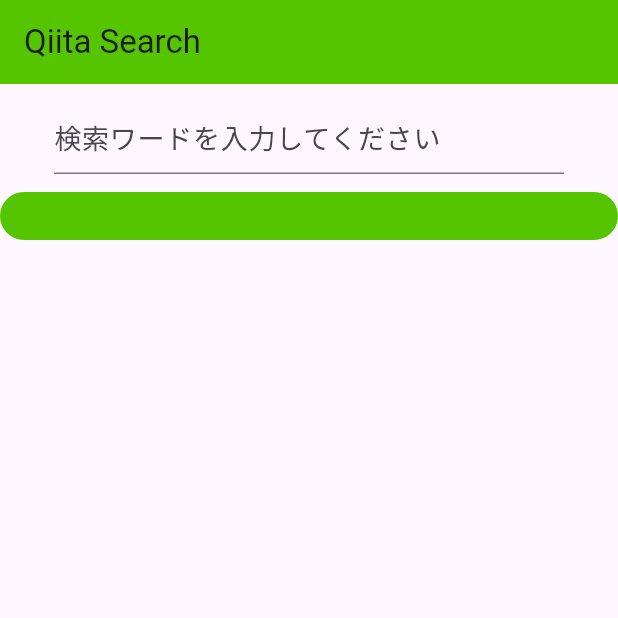
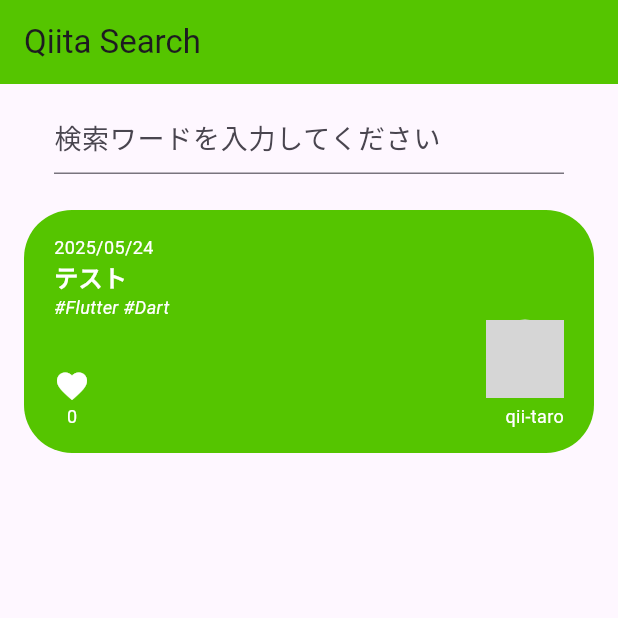
Before and after one commit to yamatowani/flutter-sample-app, a Flutter app: the screen it shows after launch, on a phone screen of 412 x 824 dp, the top half of it. Run offline on Flutter 3.47's test engine with Material 3 defaults, Android fonts, the phone set to English and light mode, and no system bars; our stand-ins replace flutter_dotenv; network calls fail; grey boxes are pictures that could not be loaded.

Commit message:
add: articleContainer UI

```diff
--- a/lib/screens/search_screen.dart
+++ b/lib/screens/search_screen.dart
@@ -1,4 +1,5 @@
 import 'package:flutter/material.dart';
+import 'package:flutter_study/models/user.dart';
 import 'package:flutter_study/widgets/article_container.dart';
 import 'dart:convert';
 import 'package:http/http.dart' as http;
@@ -41,7 +42,18 @@ class _SearchScreenState extends State<SearchScreen> {
             },
           ),
         ),
-        const ArticleContainer(),
+        ArticleContainer(
+          article: Article(
+            title: 'テスト',
+            user: User(
+              id: 'qii-taro',
+              profileImageUrl: 'https://firebasestorage.googleapis.com/v0/b/gs-expansion-test.appspot.com/o/unknown_person.png?alt=media',
+            ),
+            createdAt: DateTime.now(),
+            tags: ['Flutter', 'Dart'],
+            url: 'https://example.com',
+          )
+        ),
       ],),
     );
   }
--- a/lib/widgets/article_container.dart
+++ b/lib/widgets/article_container.dart
@@ -1,21 +1,108 @@
 import 'package:flutter/material.dart';
+import 'package:intl/intl.dart';
+import 'package:flutter_study/models/article.dart';
 
 class ArticleContainer extends StatelessWidget {
-  const ArticleContainer({super.key});
+  const ArticleContainer({
+    super.key,
+    required this.article,
+  });
+
+  final Article article;
 
   @override
   Widget build(BuildContext context) {
-    return Container(
+    return Padding(
       padding: const EdgeInsets.symmetric(
-        horizontal: 20,
-        vertical: 16,
+        vertical: 12,
+        horizontal: 16,
       ),
-      decoration: const BoxDecoration(
-        color: Color(0xFF55C500),
-        borderRadius: BorderRadius.all(
-          Radius.circular(32),
-        )
-      )
+      child: Container(
+        padding: const EdgeInsets.symmetric(
+          // 内側の余白を指定
+          horizontal: 20,
+          vertical: 16,
+        ),
+        decoration: const BoxDecoration(
+          color: Color(0xFF55C500), // 背景色を指定
+          borderRadius: BorderRadius.all(
+            Radius.circular(32), // 角丸を設定
+          ),
+        ),
+        child: Column(
+          crossAxisAlignment: CrossAxisAlignment.start,
+          children: [
+            // 投稿日
+            Text(
+              DateFormat('yyyy/MM/dd').format(article.createdAt),
+              style: const TextStyle(
+                color: Colors.white,
+                fontSize: 12,
+              ),
+            ),
+            // タイトル
+            Text(
+              article.title,
+              maxLines: 2,
+              overflow: TextOverflow.ellipsis,
+              style: const TextStyle(
+                fontSize: 16,
+                fontWeight: FontWeight.bold,
+                color: Colors.white,
+              ),
+            ),
+            // タグ
+            Text(
+              '#${article.tags.join(' #')}',
+              style: const TextStyle(
+                fontSize: 12,
+                color: Colors.white,
+                fontStyle: FontStyle.italic,
+              ),
+            ),
+            Row(
+              crossAxisAlignment: CrossAxisAlignment.end,
+              mainAxisAlignment: MainAxisAlignment.spaceBetween,
+              children: [
+                // ハートアイコンといいね数
+                Column(
+                  children: [
+                    const Icon(
+                      Icons.favorite,
+                      color: Colors.white,
+                    ),
+                    Text(
+                      article.likesCount.toString(),
+                      style: const TextStyle(
+                        fontSize: 12,
+                        color: Colors.white,
+                      ),
+                    ),
+                  ],
+                ),
+                // 投稿者のアイコンと投稿者名
+                Column(
+                  crossAxisAlignment: CrossAxisAlignment.end,
+                  children: [
+                    CircleAvatar(
+                      radius: 26,
+                      backgroundImage: NetworkImage(article.user.profileImageUrl),
+                    ),
+                    const SizedBox(height: 4),
+                    Text(
+                      article.user.id,
+                      style: const TextStyle(
+                        fontSize: 12,
+                        color: Colors.white,
+                      ),
+                    ),
+                  ],
+                ),
+              ],
+            ),
+          ],
+        ),
+      ),
     );
   }
 }
--- a/pubspec.yaml
+++ b/pubspec.yaml
@@ -36,6 +36,7 @@ dependencies:
   cupertino_icons: ^1.0.8
   flutter_dotenv: ^5.2.1
   http: ^1.4.0
+  intl: ^0.20.2
 
 dev_dependencies:
   flutter_test:
```
Also changed, not shown: pubspec.lock.
